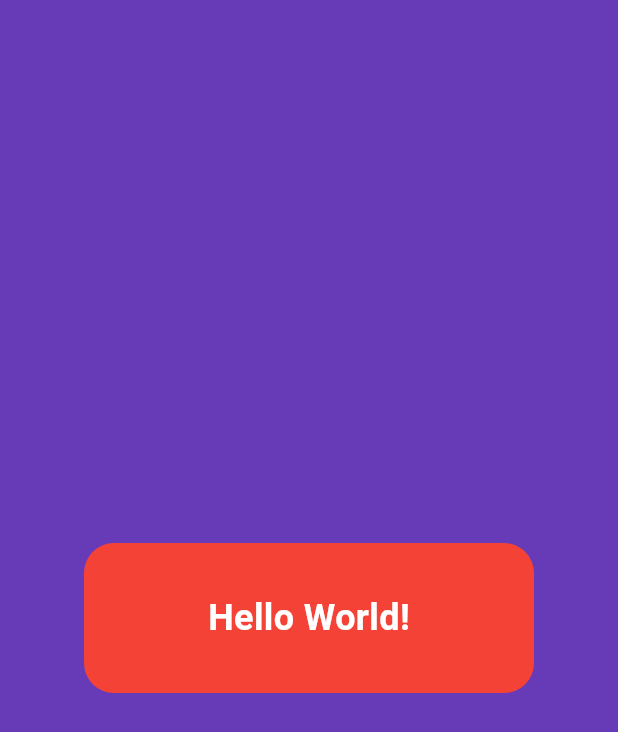
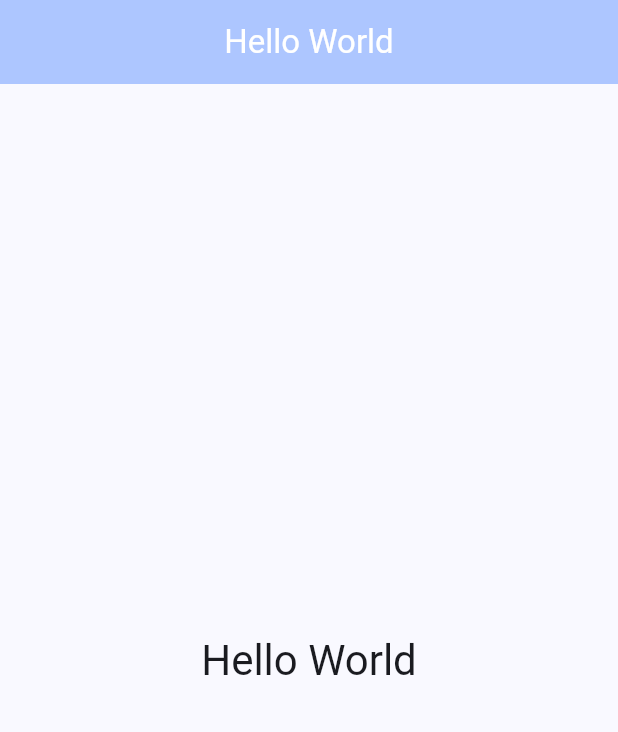
Before and after one commit to ChernetAsmamaw/flutter_project_G11, a Flutter app: the screen it shows after launch, on a phone screen of 412 x 824 dp. Shown: the top 732 px of the screen. Run offline on Flutter 3.47's test engine with Material 3 defaults, Android fonts, the phone set to English and light mode, and no system bars.

Commit message:
Update main.dart

```diff
--- a/hello_world/lib/main.dart
+++ b/hello_world/lib/main.dart
@@ -7,27 +7,56 @@ void main() {
 class MyApp extends StatelessWidget {
   const MyApp({super.key});
 
+  // This widget is the root of your application.
   @override
   Widget build(BuildContext context) {
     return MaterialApp(
-      debugShowCheckedModeBanner: false,
-      home: Scaffold(
-        backgroundColor: Colors.deepPurple,
-        body: Center(
-          child: Container(
-            height: 100,
-            width: 300,
-            alignment: Alignment.center,
-            decoration: BoxDecoration(
-                color: Colors.red, borderRadius: BorderRadius.circular(20)),
-            child: const Text(
-              "Hello World!",
-              style: TextStyle(
-                  color: Colors.white,
-                  fontSize: 24,
-                  fontWeight: FontWeight.bold),
+      title: 'Hello World',
+      theme: ThemeData(
+
+        colorScheme: ColorScheme.fromSeed(seedColor: Colors.blueAccent),
+        useMaterial3: true,
+      ),
+      home: const MyHomePage(title: 'Hello World'),
+    );
+  }
+}
+
+class MyHomePage extends StatefulWidget {
+  const MyHomePage({super.key, required this.title});
+
+  final String title;
+
+  @override
+  State<MyHomePage> createState() => _MyHomePageState();
+}
+
+class _MyHomePageState extends State<MyHomePage> {
+
+
+
+  @override
+  Widget build(BuildContext context) {
+
+    return Scaffold(
+      appBar: AppBar(
+        centerTitle: true,
+
+        backgroundColor: Theme.of(context).colorScheme.inversePrimary,
+
+        title: Text(widget.title, style: TextStyle(color: Colors.white),),
+      ),
+      body: Center(
+
+        child: Column(
+
+          mainAxisAlignment: MainAxisAlignment.center,
+          children: <Widget>[
+            Text(
+              'Hello World',
+              style: Theme.of(context).textTheme.headlineMedium,
             ),
-          ),
+          ],
         ),
       ),
     );
```
